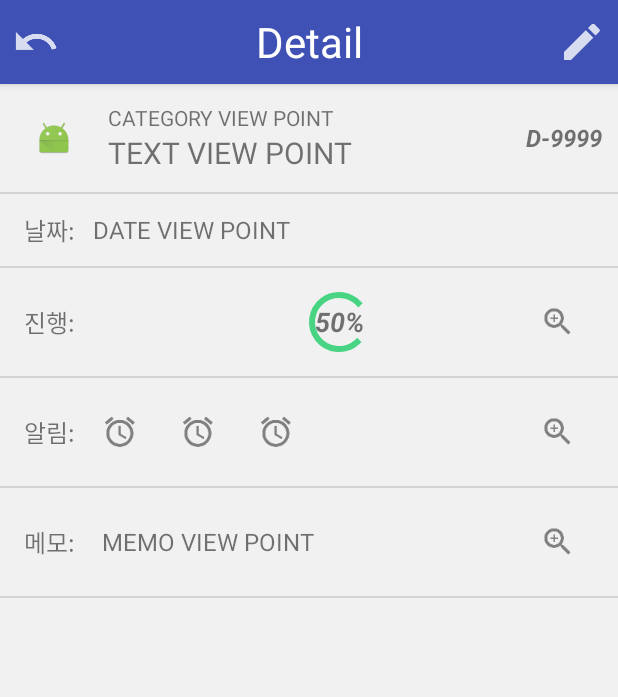
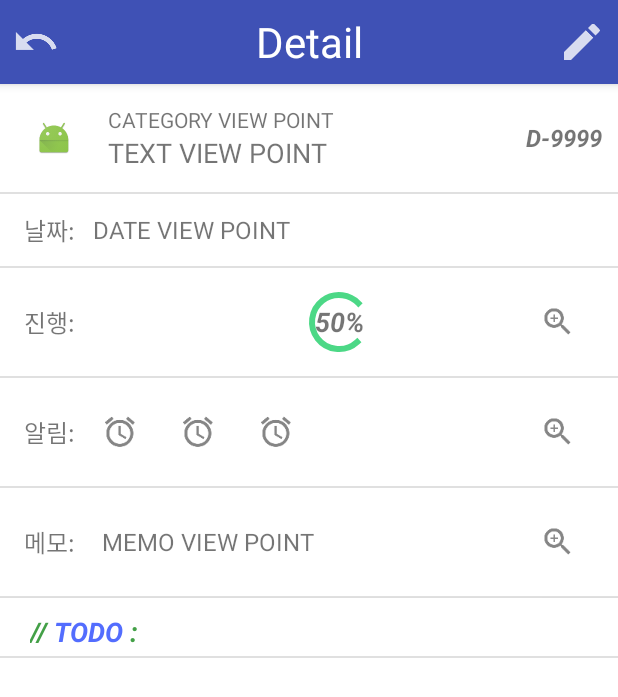
Before and after one commit to penguo/TodoList2, an Android app: the layout activity_detail.xml on its own in the app's theme, with its tools: preview values and no code run, on a phone screen of 412 x 824 dp. Shown: the top 697 px of the screen. Run offline under Robolectric (Android 15) with nearby library versions, the phone set to English and light mode, and no system bars; plain views replace RoundCornerProgressBar.

Commit message:
171120 프레그먼트화 전 저장
ㅇㅇㅇ

```diff
--- a/app/src/main/java/com/pepg/todolist/ListActivity.java
+++ b/app/src/main/java/com/pepg/todolist/ListActivity.java
@@ -84,9 +84,9 @@ public class ListActivity extends AppCompatActivity implements View.OnClickListe
             if (!isSortViewing) {
                 layoutSort.setVisibility(View.GONE);
             } else {
+                layoutSort.setVisibility(View.GONE);
                 layoutSort.startAnimation(viewSlideIn);
                 isSortViewing = false;
-                layoutSort.setVisibility(View.GONE);
             }
         } else {
             if (!isSortViewing) {
@@ -113,8 +113,8 @@ public class ListActivity extends AppCompatActivity implements View.OnClickListe
                 intent = new Intent(ListActivity.this, AddguideActivity.class);
                 intent.putExtra("_id", 0);
                 startActivityForResult(intent, Manager.RC_LIST_TO_ADDGUIDE);
+                overridePendingTransition(R.anim.anim_slide_in_right, R.anim.anim_slide_out_left);
 //                overridePendingTransition(R.anim.anim_slide_in_left, R.anim.anim_slide_out_right);
-                overridePendingTransition(R.anim.anim_slide_in_right, R.anim.anim_slide_out_left);
                 break;
 //            case (R.id.listA_btn_add):
 //                intent = new Intent(ListActivity.this, UpdateActivity.class);
--- a/app/src/main/res/drawable/xml_item.xml
+++ b/app/src/main/res/drawable/xml_item.xml
@@ -3,7 +3,7 @@
 
     <item>
         <shape android:shape="rectangle">
-            <solid android:color="#f1f1f1" />
+            <solid android:color="#ffffff" />
         </shape>
     </item>
 </layer-list>
--- a/app/src/main/res/drawable/xml_item_selected.xml
+++ b/app/src/main/res/drawable/xml_item_selected.xml
@@ -3,7 +3,7 @@
 
     <item>
         <shape android:shape="rectangle">
-            <solid android:color="#7f00c853" />
+            <solid android:color="#F5F5F5" />
         </shape>
     </item>
 </layer-list>
--- a/app/src/main/res/layout/activity_detail.xml
+++ b/app/src/main/res/layout/activity_detail.xml
@@ -90,7 +90,7 @@
                 android:layout_height="wrap_content"
                 android:layout_centerInParent="true"
                 android:text="TEXT VIEW POINT"
-                android:textSize="20sp" />
+                android:textSize="18sp" />
 
         </LinearLayout>
 
@@ -159,7 +159,9 @@
             android:layout_height="wrap_content"
             android:background="?android:attr/selectableItemBackground"
             android:gravity="center_vertical"
-            android:orientation="vertical">
+            android:orientation="vertical"
+            android:transitionName="layout_ach"
+            android:translationZ="1dp">
 
             <LinearLayout
                 android:id="@+id/detail_layout_ach_bg"
@@ -234,7 +236,9 @@
             android:layout_height="wrap_content"
             android:background="?android:attr/selectableItemBackground"
             android:gravity="center_vertical"
-            android:orientation="vertical">
+            android:orientation="vertical"
+            android:transitionName="layout_alarm"
+            android:translationZ="1dp">
 
             <LinearLayout
                 android:id="@+id/detail_layout_alarm_bg"
@@ -319,7 +323,9 @@
             android:layout_height="wrap_content"
             android:background="?android:attr/selectableItemBackground"
             android:gravity="center_vertical"
-            android:orientation="vertical">
+            android:orientation="vertical"
+            android:transitionName="layout_memo"
+            android:translationZ="1dp">
 
             <LinearLayout
                 android:id="@+id/detail_layout_memo_bg"
@@ -380,6 +386,6 @@
         layout="@layout/include_semi"
         android:layout_width="match_parent"
         android:layout_height="match_parent"
-        android:visibility="gone" />
+        android:visibility="visible" />
 
 </LinearLayout>
--- a/app/src/main/res/layout/fragment_step1.xml
+++ b/app/src/main/res/layout/fragment_step1.xml
@@ -27,7 +27,7 @@
             android:layout_height="wrap_content"
             android:inputType="text"
             android:text=""
-            android:textSize="24sp" />
+            android:textSize="18sp" />
 
     </LinearLayout>
 
--- a/app/src/main/res/layout/item_simple.xml
+++ b/app/src/main/res/layout/item_simple.xml
@@ -13,7 +13,7 @@
     <LinearLayout
         android:id="@+id/simple_layout_background"
         android:layout_width="match_parent"
-        android:layout_height="wrap_content"
+        android:layout_height="match_parent"
         android:orientation="horizontal"
         android:paddingLeft="16dp"
         android:paddingRight="16dp">
--- a/app/src/main/res/layout/item_todo.xml
+++ b/app/src/main/res/layout/item_todo.xml
@@ -84,7 +84,7 @@
                 android:layout_width="match_parent"
                 android:layout_height="wrap_content"
                 android:text="TITLE VIEW POINT"
-                android:textSize="20sp" />
+                android:textSize="18sp" />
 
             <TextView
                 android:id="@+id/todo_tv_date"
--- a/app/src/main/res/values/strings.xml
+++ b/app/src/main/res/values/strings.xml
@@ -15,4 +15,7 @@
     <string name="all">전체</string>
     <string name="empty_data">(Empty data)</string>
 
+    <!-- TODO: Remove or change this placeholder text -->
+    <string name="hello_blank_fragment">Hello blank fragment</string>
+
 </resources>
```
Also changed, not shown: app/src/main/java/com/pepg/todolist/DetailActivity.java (+24 -0 lines), app/src/main/java/com/pepg/todolist/fragment/DetailFragment.java (added, +34 -0 lines), app/src/main/java/com/pepg/todolist/fragment/DetailSemiFragment.java (added, +34 -0 lines), app/src/main/res/layout/fragment_detail.xml (added, +13 -0 lines), app/src/main/res/layout/fragment_detail_semi.xml (added, +9 -0 lines), app/src/main/res/drawable-hdpi/ic_arrow_back.png (added), app/src/main/res/drawable-mdpi/ic_arrow_back.png (added), app/src/main/res/drawable-xhdpi/ic_arrow_back.png (added), app/src/main/res/drawable-xxhdpi/ic_arrow_back.png (added).
